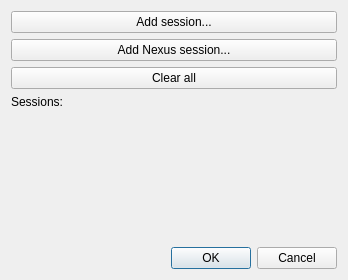
NCH-Motion-Laboratory/gaitutils, file gaitutils/nexus_scripts/web_report.ui: the form before one commit.
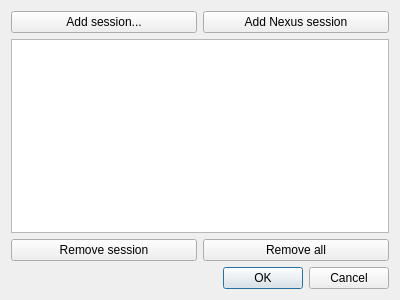
The form after the commit. Custom widgets are drawn as their Qt base class.

The edit to the form file:
```diff
--- a/gaitutils/nexus_scripts/web_report.ui
+++ b/gaitutils/nexus_scripts/web_report.ui
@@ -6,8 +6,8 @@
    <rect>
     <x>0</x>
     <y>0</y>
-    <width>348</width>
-    <height>280</height>
+    <width>400</width>
+    <height>300</height>
    </rect>
   </property>
   <property name="windowTitle">
@@ -16,51 +16,47 @@
   <layout class="QVBoxLayout" name="verticalLayout">
    <item>
     <layout class="QGridLayout" name="gridLayout">
-     <item row="4" column="0" colspan="2">
-      <widget class="QLabel" name="lblSessions">
+     <item row="0" column="1">
+      <widget class="QPushButton" name="btnAddNexusSession">
        <property name="text">
-        <string/>
+        <string>Add Nexus session</string>
        </property>
       </widget>
      </item>
-     <item row="5" column="0">
-      <spacer name="verticalSpacer">
-       <property name="orientation">
-        <enum>Qt::Vertical</enum>
-       </property>
-       <property name="sizeHint" stdset="0">
-        <size>
-         <width>20</width>
-         <height>40</height>
-        </size>
-       </property>
-      </spacer>
-     </item>
-     <item row="3" column="0">
-      <widget class="QLabel" name="label">
-       <property name="text">
-        <string>Sessions:</string>
-       </property>
-      </widget>
-     </item>
-     <item row="0" column="0" colspan="2">
+     <item row="0" column="0">
       <widget class="QPushButton" name="btnBrowseSession">
        <property name="text">
         <string>Add session...</string>
        </property>
       </widget>
      </item>
+     <item row="2" column="1">
+      <widget class="QPushButton" name="btnClearAll">
+       <property name="text">
+        <string>Remove all</string>
+       </property>
+      </widget>
+     </item>
+     <item row="2" column="0">
+      <widget class="QPushButton" name="btnClearCurrent">
+       <property name="text">
+        <string>Remove session</string>
+       </property>
+      </widget>
+     </item>
      <item row="1" column="0" colspan="2">
-      <widget class="QPushButton" name="btnAddNexusSession">
-       <property name="text">
-        <string>Add Nexus session...</string>
+      <widget class="NiceListWidget" name="listSessions">
+       <property name="sizePolicy">
+        <sizepolicy hsizetype="Expanding" vsizetype="Expanding">
+         <horstretch>0</horstretch>
+         <verstretch>0</verstretch>
+        </sizepolicy>
        </property>
-      </widget>
-     </item>
-     <item row="2" column="0" colspan="2">
-      <widget class="QPushButton" name="btnClear">
-       <property name="text">
-        <string>Clear all</string>
+       <property name="maximumSize">
+        <size>
+         <width>16777215</width>
+         <height>16777215</height>
+        </size>
        </property>
       </widget>
      </item>
@@ -78,6 +74,13 @@
    </item>
   </layout>
  </widget>
+ <customwidgets>
+  <customwidget>
+   <class>NiceListWidget</class>
+   <extends>QListWidget</extends>
+   <header>plotter_gui</header>
+  </customwidget>
+ </customwidgets>
  <resources/>
  <connections>
   <connection>
```
Left out of the diff: 2 changed lines with no effect on the pictures.
